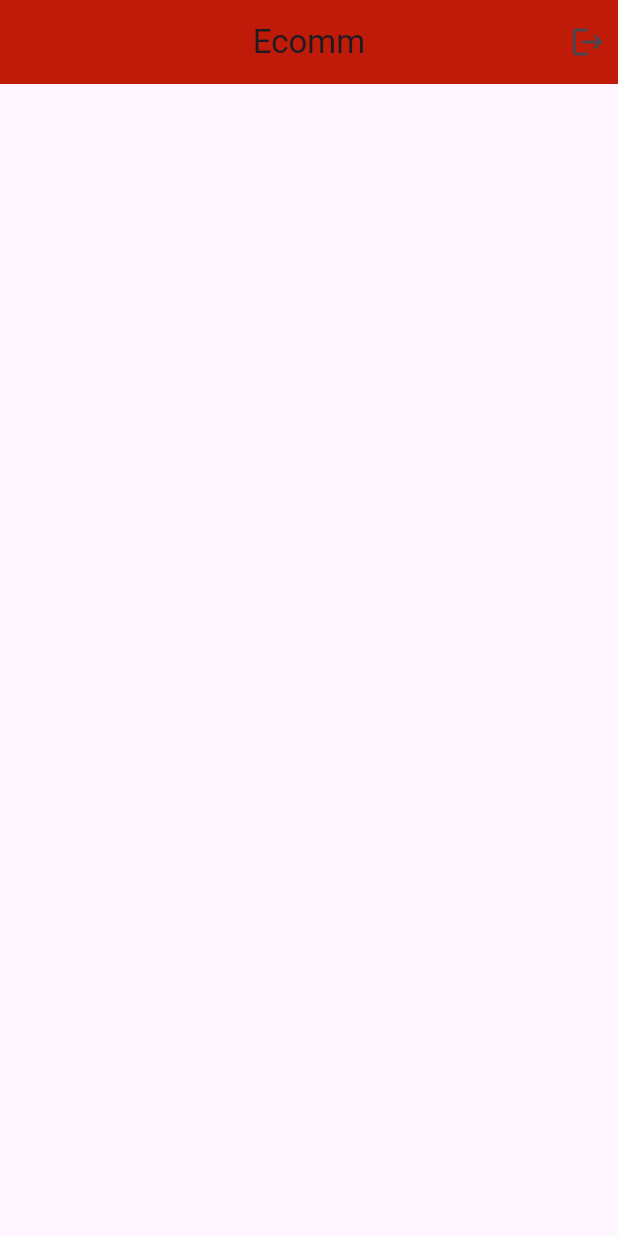
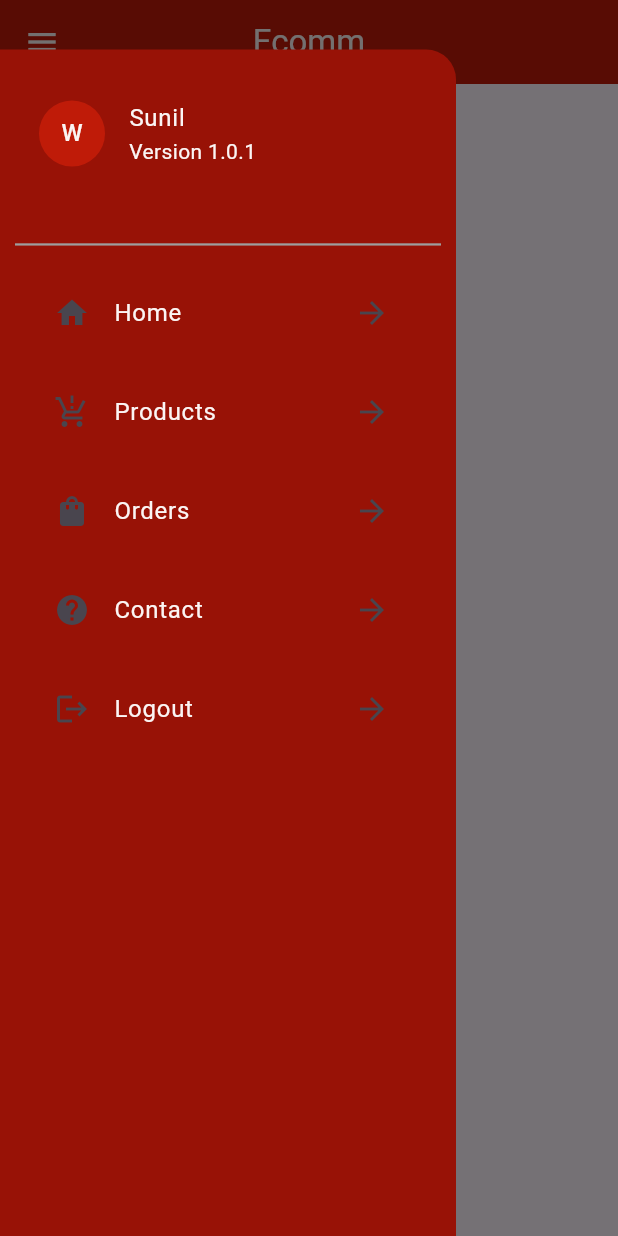
Before and after one commit to thisIzsunil/E-com, a Flutter app: the MainScreen screen opened directly, with the side drawer open (before the commit the screen has no drawer), on a phone screen of 412 x 824 dp. Run offline on Flutter 3.47's test engine with Material 3 defaults, Android fonts, the phone set to English and light mode, and no system bars; drawn by our look-alikes of carousel_slider; our stand-ins replace cached_network_image, cloud_firestore, device_preview, firebase_auth, firebase_core, firebase_messaging and 5 more; accounts and stored records are empty.

Commit message:
5th commit

```diff
--- a/lib/controllers/googel-sign-in-controller.dart
+++ b/lib/controllers/googel-sign-in-controller.dart
@@ -1,4 +1,5 @@
 import 'package:cloud_firestore/cloud_firestore.dart';
+import 'package:e_com/controllers/get-device-token-controller.dart';
 import 'package:e_com/models/user-model.dart';
 import 'package:e_com/screens/user-panel/main-screen.dart';
 import 'package:firebase_auth/firebase_auth.dart';
@@ -6,12 +7,13 @@ import 'package:flutter_easyloading/flutter_easyloading.dart';
 import 'package:get/get.dart';
 import 'package:google_sign_in/google_sign_in.dart';
 
-
 class GoogleSignInController extends GetxController {
   final GoogleSignIn googleSignIn = GoogleSignIn();
   final FirebaseAuth _auth = FirebaseAuth.instance;
 
   Future<void> signInWithGoogle() async {
+    final GetDeviceTokenController getDeviceTokenController =
+        Get.put(GetDeviceTokenController());
     try {
       final GoogleSignInAccount? googleSignInAccount =
           await googleSignIn.signIn();
@@ -36,7 +38,7 @@ class GoogleSignInController extends GetxController {
             email: user.email.toString(),
             phone: user.phoneNumber.toString(),
             userImg: user.photoURL.toString(),
-            userDeviceToken: '',
+            userDeviceToken: getDeviceTokenController.deviceToken.toString(),
             country: '',
             userAddress: '',
             street: '',
--- a/lib/main.dart
+++ b/lib/main.dart
@@ -1,5 +1,7 @@
+import 'package:device_preview/device_preview.dart'; // Import device_preview package
 import 'package:e_com/screens/auth-ui/splashscreen.dart';
 import 'package:firebase_core/firebase_core.dart';
+import 'package:flutter/foundation.dart';
 import 'package:flutter/material.dart';
 import 'package:flutter_easyloading/flutter_easyloading.dart';
 import 'package:get/get.dart';
@@ -11,13 +13,15 @@ Future<void> main() async {
   await Firebase.initializeApp(
     options: DefaultFirebaseOptions.currentPlatform,
   );
-  runApp(const MyApp());
+  runApp(DevicePreview( // Wrap your app with DevicePreview widget
+    enabled: !kReleaseMode, // Enable/disable device preview based on release mode
+    builder: (context) =>  MyApp(),
+  ));
 }
 
 class MyApp extends StatelessWidget {
-  const MyApp({super.key});
+  const MyApp({key}) : super(key: key); // Fix the constructor
 
-  // This widget is the root of your application.
   @override
   Widget build(BuildContext context) {
     return GetMaterialApp(
@@ -28,10 +32,48 @@ class MyApp extends StatelessWidget {
         useMaterial3: true,
       ),
       home: const SplashScreen(),
-      builder: EasyLoading.init(),
+      builder: EasyLoading.init(), // Keep the EasyLoading.init() here
     );
   }
 }
+
+
+// import 'package:e_com/screens/auth-ui/splashscreen.dart';
+// import 'package:firebase_core/firebase_core.dart';
+// import 'package:flutter/material.dart';
+// import 'package:flutter_easyloading/flutter_easyloading.dart';
+// import 'package:get/get.dart';
+
+// import 'firebase_options.dart';
+
+// Future<void> main() async {
+//   WidgetsFlutterBinding.ensureInitialized();
+//   await Firebase.initializeApp(
+//     options: DefaultFirebaseOptions.currentPlatform,
+//   );
+//   runApp(const MyApp());
+// }
+
+// class MyApp extends StatelessWidget {
+//   const MyApp({super.key});
+
+//   // This widget is the root of your application.
+//   @override
+//   Widget build(BuildContext context) {
+//     return GetMaterialApp(
+//       debugShowCheckedModeBanner: false,
+//       title: 'Flutter Demo',
+//       theme: ThemeData(
+//         colorScheme: ColorScheme.fromSeed(seedColor: Colors.deepPurple),
+//         useMaterial3: true,
+//       ),
+//       home: const SplashScreen(),
+//       builder: EasyLoading.init(),
+//     );
+//   }
+// }
+
+
 
 
 // import 'package:device_preview/device_preview.dart';
--- a/lib/screens/user-panel/main-screen.dart
+++ b/lib/screens/user-panel/main-screen.dart
@@ -1,11 +1,9 @@
-import 'package:e_com/screens/auth-ui/welcome-screen.dart';
 import 'package:e_com/utils/app-constant.dart';
-import 'package:firebase_auth/firebase_auth.dart';
+import 'package:e_com/widgets/banner-widget.dart';
+import 'package:e_com/widgets/custom-drawer-widget.dart';
 import 'package:flutter/material.dart';
 import 'package:flutter/services.dart';
 import 'package:get/get.dart';
-import 'package:google_sign_in/google_sign_in.dart';
-
 
 class MainScreen extends StatelessWidget {
   const MainScreen({super.key});
@@ -14,28 +12,35 @@ class MainScreen extends StatelessWidget {
   Widget build(BuildContext context) {
     return Scaffold(
       appBar: AppBar(
+        iconTheme: IconThemeData(color: AppConstant.appTextCotor),
         systemOverlayStyle: SystemUiOverlayStyle(
-          statusBarColor: AppConstant.appScendoryCotor,
-          statusBarBrightness: Brightness.light
+            statusBarColor: AppConstant.appScendoryCotor,
+            statusBarBrightness: Brightness.light),
+        backgroundColor: AppConstant.appMainCotor,
+        title: Text(
+          AppConstant.appMainName,
+          style: TextStyle(
+            color: AppConstant.appTextCotor,
+          ),
         ),
-        backgroundColor:AppConstant.appMainCotor ,
-        title:Text(AppConstant.appMainName),
         centerTitle: true,
-        actions: [
-          GestureDetector(
-            onTap: ()async {
-              GoogleSignIn googleSignIn = GoogleSignIn();
-              FirebaseAuth _auth =FirebaseAuth.instance;
-              await _auth.signOut();
-              await googleSignIn.signOut();
-             Get.offAll(()=> WelcomeScreen());
-            },
-            child: Padding(
-              padding: const EdgeInsets.all(8.0),
-              child: Icon(Icons.logout),
-            ),
+      ),
+      drawer: DrawerWidget(),
+      body: SingleChildScrollView(
+        physics: BouncingScrollPhysics(),
+        child: Container(
+          child: Column(
+            children: [
+              SizedBox(
+                height: Get.height / 90.0,
+              ),
+              Text("Ali"),
+
+              //banners
+              BannerWidget(),
+            ],
           ),
-        ]
+        ),
       ),
     );
   }
--- /dev/null
+++ b/lib/widgets/banner-widget.dart
@@ -0,0 +1,52 @@
+import 'package:cached_network_image/cached_network_image.dart';
+import 'package:carousel_slider/carousel_slider.dart';
+import 'package:e_com/controllers/banners-controller.dart';
+import 'package:flutter/cupertino.dart';
+import 'package:flutter/material.dart';
+import 'package:get/get.dart';
+
+class BannerWidget extends StatefulWidget {
+  const BannerWidget({super.key});
+
+  @override
+  State<BannerWidget> createState() => _BannerWidgetState();
+}
+
+class _BannerWidgetState extends State<BannerWidget> {
+  final CarouselController carouselController = CarouselController();
+  final bannerController _bannerController = Get.put(bannerController());
+  @override
+  Widget build(BuildContext context) {
+    return Container(
+      child: Obx(() {
+        return CarouselSlider(
+          items: _bannerController.bannerUrls
+              .map(
+                (imageUrls) => ClipRRect(
+                  borderRadius: BorderRadius.circular(10.0),
+                  child: CachedNetworkImage(
+                    imageUrl: imageUrls,
+                    fit: BoxFit.cover,
+                    width: Get.width - 10,
+                    placeholder: (context, url) => ColoredBox(
+                      color: Colors.white,
+                      child: Center(
+                        child: CupertinoActivityIndicator(),
+                      ),
+                    ),
+                    errorWidget:(context,url,error)=>Icon(Icons.error) ,
+                  ),
+                ),
+              )
+              .toList(),
+          options: CarouselOptions(
+            scrollDirection: Axis.horizontal,
+            autoPlay: true,
+            aspectRatio: 2.5,
+            viewportFraction: 1,
+          ),
+        );
+      }),
+    );
+  }
+}
--- /dev/null
+++ b/lib/widgets/custom-drawer-widget.dart
@@ -0,0 +1,144 @@
+// ignore_for_file: prefer_const_literals_to_create_immutables, prefer_const_constructors, sort_child_properties_last
+
+import 'package:e_com/utils/app-constant.dart';
+import 'package:firebase_auth/firebase_auth.dart';
+import 'package:flutter/material.dart';
+import 'package:get/get.dart';
+import 'package:google_sign_in/google_sign_in.dart';
+
+import '../screens/auth-ui/welcome-screen.dart';
+
+class DrawerWidget extends StatefulWidget {
+  const DrawerWidget({super.key});
+
+  @override
+  State<DrawerWidget> createState() => _DrawerWidgetState();
+}
+
+class _DrawerWidgetState extends State<DrawerWidget> {
+  @override
+  Widget build(BuildContext context) {
+    return Padding(
+      padding: EdgeInsets.only(top: Get.height / 25),
+      child: Drawer(
+        shape: RoundedRectangleBorder(
+          borderRadius: BorderRadius.only(
+            topRight: Radius.circular(20.0),
+          ),
+        ),
+        child: Wrap(
+          runSpacing: 10,
+          children: [
+            Padding(
+              padding:
+                  const EdgeInsets.symmetric(horizontal: 10.0, vertical: 20.0),
+              child: ListTile(
+                titleAlignment: ListTileTitleAlignment.center,
+                title: Text(
+                  "Sunil",
+                  style: TextStyle(color: AppConstant.appTextCotor),
+                ),
+                subtitle: Text(
+                  "Version 1.0.1",
+                  style: TextStyle(color: AppConstant.appTextCotor),
+                ),
+                leading: CircleAvatar(
+                  radius: 22.0,
+                  backgroundColor: AppConstant.appMainCotor,
+                  child: Text(
+                    "W",
+                    style: TextStyle(color: AppConstant.appTextCotor),
+                  ),
+                ),
+              ),
+            ),
+            Divider(
+              indent: 10.0,
+              endIndent: 10.0,
+              thickness: 1.5,
+              color: Colors.grey,
+            ),
+            Padding(
+              padding: const EdgeInsets.symmetric(
+                horizontal: 20.0,
+              ),
+              child: ListTile(
+                titleAlignment: ListTileTitleAlignment.center,
+                title: Text(
+                  "Home",
+                  style: TextStyle(color: AppConstant.appTextCotor),
+                ),
+                leading: Icon(Icons.home),
+                trailing: Icon(Icons.arrow_forward),
+              ),
+            ),
+            Padding(
+              padding: const EdgeInsets.symmetric(
+                horizontal: 20.0,
+              ),
+              child: ListTile(
+                titleAlignment: ListTileTitleAlignment.center,
+                title: Text(
+                  "Products",
+                  style: TextStyle(color: AppConstant.appTextCotor),
+                ),
+                leading: Icon(Icons.production_quantity_limits),
+                trailing: Icon(Icons.arrow_forward),
+              ),
+            ),
+            Padding(
+              padding: const EdgeInsets.symmetric(
+                horizontal: 20.0,
+              ),
+              child: ListTile(
+                titleAlignment: ListTileTitleAlignment.center,
+                title: Text(
+                  "Orders",
+                  style: TextStyle(color: AppConstant.appTextCotor),
+                ),
+                leading: Icon(Icons.shopping_bag),
+                trailing: Icon(Icons.arrow_forward),
+              ),
+            ),
+            Padding(
+              padding: const EdgeInsets.symmetric(
+                horizontal: 20.0,
+              ),
+              child: ListTile(
+                titleAlignment: ListTileTitleAlignment.center,
+                title: Text(
+                  "Contact",
+                  style: TextStyle(color: AppConstant.appTextCotor),
+                ),
+                leading: Icon(Icons.help),
+                trailing: Icon(Icons.arrow_forward),
+              ),
+            ),
+            Padding(
+              padding: const EdgeInsets.symmetric(
+                horizontal: 20.0,
+              ),
+              child: ListTile(
+                onTap: ()async{
+                   GoogleSignIn googleSignIn = GoogleSignIn();
+                FirebaseAuth _auth = FirebaseAuth.instance;
+                await _auth.signOut();
+                await googleSignIn.signOut();
+                Get.offAll(() => WelcomeScreen());
+                },
+                titleAlignment: ListTileTitleAlignment.center,
+                title: Text(
+                  "Logout",
+                  style: TextStyle(color: AppConstant.appTextCotor),
+                ),
+                leading: Icon(Icons.logout),
+                trailing: Icon(Icons.arrow_forward),
+              ),
+            ),
+          ],
+        ),
+        backgroundColor: AppConstant.appScendoryCotor,
+      ),
+    );
+  }
+}
--- a/pubspec.yaml
+++ b/pubspec.yaml
@@ -44,6 +44,9 @@ dependencies:
   firebase_auth: ^4.17.8
   cloud_firestore: ^4.15.8
   flutter_easyloading: ^3.0.5
+  firebase_messaging: ^14.7.20
+  cached_network_image: ^3.3.1
+  carousel_slider: ^4.2.1
 
 dev_dependencies:
   flutter_test:
```
Also changed, not shown: lib/controllers/banners-controller.dart (added, +26 -0 lines), lib/controllers/get-device-token-controller.dart (added, +33 -0 lines), lib/controllers/get-user-data-controller.dart (added, +12 -0 lines), lib/screens/admin-panel/admin-main-screen.dart (added, +19 -0 lines), lib/screens/auth-ui/sign-in-screen.dart (+49 -26 lines), lib/screens/auth-ui/splashscreen.dart (+29 -7 lines), pubspec.lock, 1 other file.
